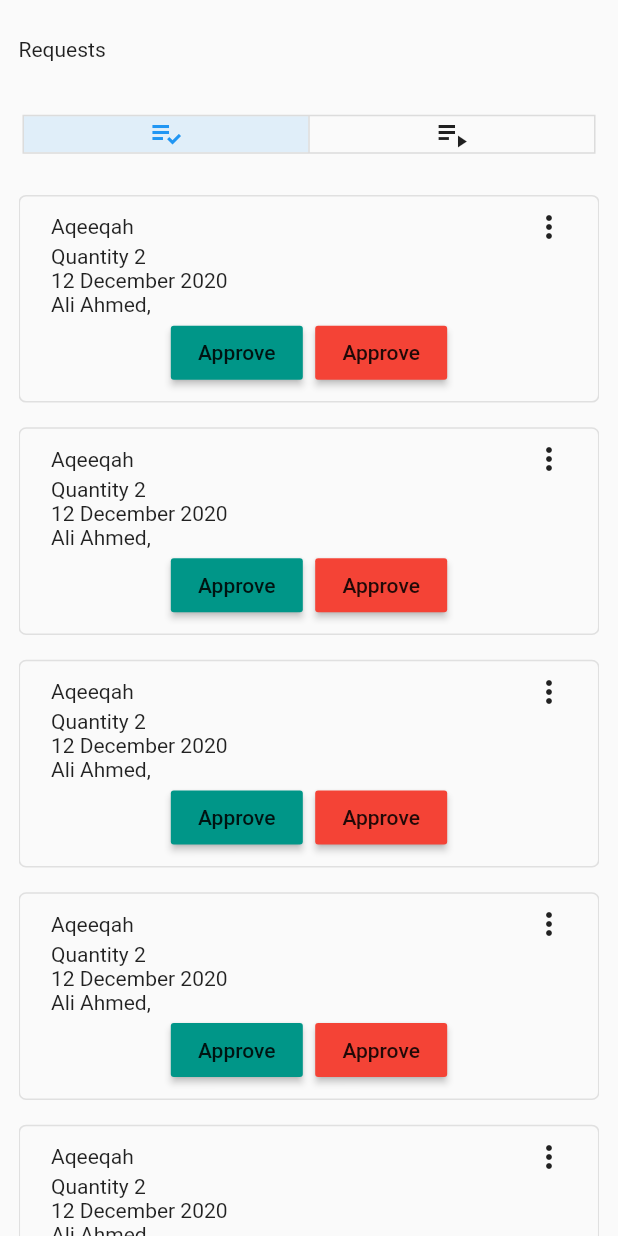
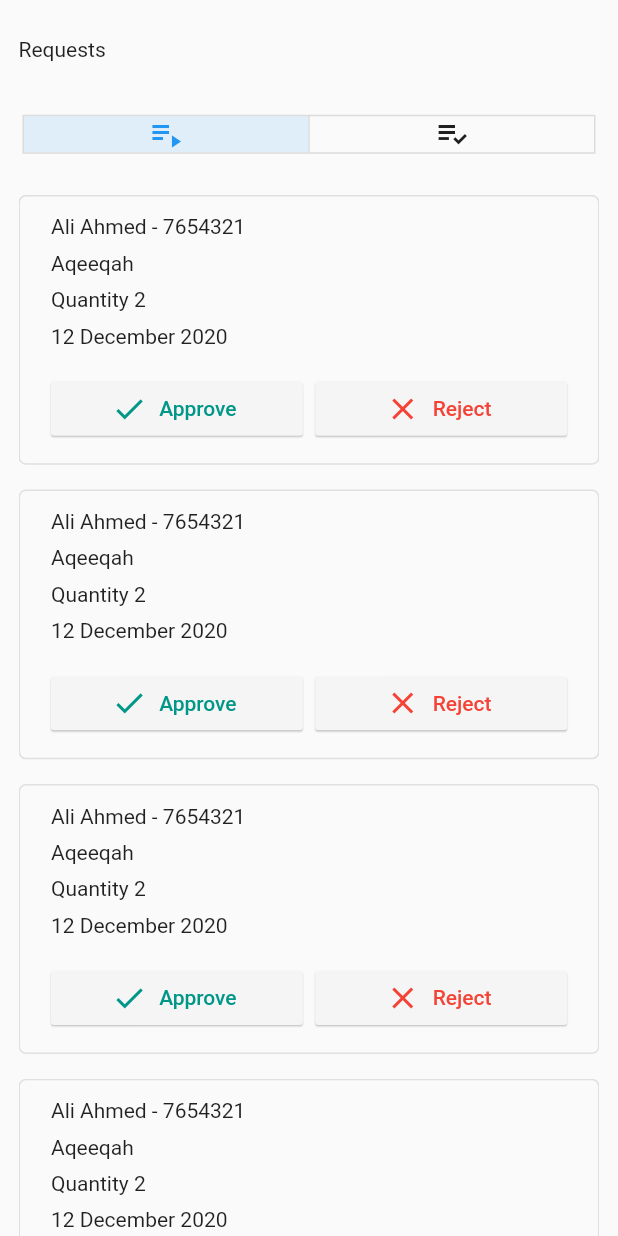
Before and after one commit to pharreX19/qurbani_app, a Flutter app: the Requests screen opened directly, on a phone screen of 412 x 824 dp. Run offline on Flutter 3.47's test engine with Material 2 defaults, Android fonts, the phone set to English and light mode, and no system bars; our stand-ins replace get, image_picker.

```diff
--- /dev/null
+++ b/lib/controllers/requests_controller.dart
@@ -0,0 +1,5 @@
+import 'package:get/get.dart';
+
+class RequestsController extends GetxController{
+
+}
--- /dev/null
+++ b/lib/screens/requests/request_approve_reject_button.dart
@@ -0,0 +1,21 @@
+import 'package:flutter/material.dart';
+
+class RequestApproveRejectButton extends StatelessWidget {
+  final String title;
+  final IconData icon;
+  final Color color;
+  final Function onPressed;
+
+  RequestApproveRejectButton({this.title, this.icon, this.color, this.onPressed});
+  @override
+  Widget build(BuildContext context) {
+    return Expanded(
+      child: RaisedButton.icon(
+        elevation: 0.5,
+        onPressed: (){},
+        icon: Icon(icon, color: color,),
+        label: Text(title, style: TextStyle(color: color),), color: Colors.grey[100],
+      )
+    );
+  }
+}
--- /dev/null
+++ b/lib/screens/requests/request_approve_reject_card.dart
@@ -0,0 +1,85 @@
+import 'package:flutter/material.dart';
+import 'package:qurbani/config/size_config.dart';
+import 'package:qurbani/screens/requests/request_approve_reject_button.dart';
+import 'package:qurbani/screens/requests/request_options_bottom_sheet.dart';
+
+class RequestApproveRejectCard extends StatelessWidget {
+  final bool isSelected;
+  final int index;
+
+  RequestApproveRejectCard({this.isSelected, this.index});
+
+  @override
+  Widget build(BuildContext context) {
+    return Stack(
+      children: [
+        Container(
+          margin: EdgeInsets.only(
+              bottom: SizeConfig.blockSizeVertical * 2,
+          ),
+          padding: EdgeInsets.symmetric(
+              vertical: SizeConfig.blockSizeHorizontal * 3,
+              horizontal: SizeConfig.blockSizeHorizontal * 5),
+          width: SizeConfig.blockSizeHorizontal * 100,
+          decoration: BoxDecoration(
+              borderRadius: BorderRadius.circular(5.0),
+              border: Border.all(color: Colors.grey[300])),
+          child: Column(
+            crossAxisAlignment: CrossAxisAlignment.start,
+            children: [
+              Text('Ali Ahmed - 7654321'),
+              SizedBox(
+                height: SizeConfig.blockSizeVertical * 1,
+              ),
+              Text('Aqeeqah'),
+              Padding(
+                padding: EdgeInsets.symmetric(
+                    vertical: SizeConfig.blockSizeVertical * 1),
+                child: Text('Quantity 2'),
+              ),
+              Text('12 December 2020'),
+              SizedBox(
+                height: SizeConfig.blockSizeVertical * 2,
+              ),
+              Row(
+                mainAxisAlignment: MainAxisAlignment.center,
+                children: [
+                  RequestApproveRejectButton(
+                      title: 'Approve',
+                      icon: Icons.check,
+                      color: Colors.teal,
+                      onPressed: () {}),
+                  SizedBox(
+                    width: SizeConfig.blockSizeHorizontal * 2,
+                  ),
+                  RequestApproveRejectButton(
+                      title: 'Reject',
+                      icon: Icons.close,
+                      color: Colors.red,
+                      onPressed: () {}),
+                ],
+              )
+            ],
+          ),
+        ),
+        Positioned(
+          right: -5,
+          top: 0,
+          child: isSelected ? Container() :
+          IconButton(
+            icon: Icon(Icons.more_vert),
+            onPressed: () {
+              showModalBottomSheet(
+                  shape: RoundedRectangleBorder(
+                    borderRadius: BorderRadius.circular(8.0)
+                  ),
+                  context: context, builder: (context){
+                return RequestOptionsBottomSheet();
+              });
+            },
+          ),
+        ),
+      ],
+    );
+  }
+}
--- a/lib/screens/requests/requests.dart
+++ b/lib/screens/requests/requests.dart
@@ -1,5 +1,7 @@
 import 'package:flutter/material.dart';
 import 'package:qurbani/config/size_config.dart';
+import 'package:qurbani/screens/requests/request_approve_reject_button.dart';
+import 'package:qurbani/screens/requests/request_approve_reject_card.dart';
 import 'package:qurbani/widgets/common/custom_app_bar.dart';
 import 'package:qurbani/widgets/common/main_layout.dart';
 
@@ -9,16 +11,23 @@ class Requests extends StatefulWidget {
 }
 
 class _RequestsState extends State<Requests> {
-
   List<Icon> _toggleButtonIcons = [
+    Icon(Icons.playlist_play),
     Icon(Icons.playlist_add_check),
-    Icon(Icons.playlist_play)
   ];
 
-  List<bool> _isSelected = [
-    true,
-    false
-  ];
+  List<bool> _isSelected = [true, false];
+
+  Widget _buildRequestList() {
+    return Expanded(
+      child: ListView.builder(
+        itemCount: 10,
+        itemBuilder: (context, int index) {
+          return RequestApproveRejectCard(isSelected: _isSelected[0], index: index);
+        },
+      ),
+    );
+  }
 
   @override
   Widget build(BuildContext context) {
@@ -30,17 +39,20 @@ class _RequestsState extends State<Requests> {
             crossAxisAlignment: CrossAxisAlignment.start,
             children: [
               Text('Requests'),
-              SizedBox(height: SizeConfig.blockSizeVertical * 3,),
+              SizedBox(
+                height: SizeConfig.blockSizeVertical * 3,
+              ),
               Center(
                 child: ToggleButtons(
                   constraints: BoxConstraints(
-                    maxHeight: SizeConfig.blockSizeVertical * 4,
-                    minWidth: SizeConfig.blockSizeHorizontal * 46
-                  ),
+                      maxHeight: SizeConfig.blockSizeVertical * 4,
+                      minWidth: SizeConfig.blockSizeHorizontal * 46),
                   children: _toggleButtonIcons,
                   onPressed: (int index) {
                     setState(() {
-                      for (int buttonIndex = 0; buttonIndex < _isSelected.length; buttonIndex++) {
+                      for (int buttonIndex = 0;
+                          buttonIndex < _isSelected.length;
+                          buttonIndex++) {
                         if (buttonIndex == index) {
                           _isSelected[buttonIndex] = true;
                         } else {
@@ -52,48 +64,8 @@ class _RequestsState extends State<Requests> {
                   isSelected: _isSelected,
                 ),
               ),
-              Expanded(
-                child: ListView.builder(
-                  itemCount: 5,
-                  itemBuilder: (context, int index){
-                    return Container(
-                      margin: EdgeInsets.only(bottom: SizeConfig.blockSizeVertical * 2, top: index == 0 ? SizeConfig.blockSizeVertical * 2 : 0),
-                      padding: EdgeInsets.symmetric(
-                        vertical: SizeConfig.blockSizeHorizontal * 2,
-                        horizontal: SizeConfig.blockSizeHorizontal * 5
-                      ),
-                      width: SizeConfig.blockSizeHorizontal * 100,
-                      decoration: BoxDecoration(
-                        borderRadius: BorderRadius.circular(5.0),
-                        border: Border.all(color: Colors.grey[300])
-                      ),
-                      child: Column(
-                        crossAxisAlignment: CrossAxisAlignment.start,
-                        children: [
-                          Row(
-                            mainAxisAlignment: MainAxisAlignment.spaceBetween,
-                            children: [
-                              Text('Aqeeqah'),
-                              Icon(Icons.more_vert),
-                            ],
-                          ),
-                          Text('Quantity 2'),
-                          Text('12 December 2020'),
-                          Text('Ali Ahmed, '),
-                          Row(
-                            mainAxisAlignment: MainAxisAlignment.center,
-                            children: [
-                              RaisedButton(onPressed: (){}, child: Text('Approve'), color: Colors.teal,),
-                              SizedBox(width: SizeConfig.blockSizeHorizontal * 2,),
-                              RaisedButton(onPressed: (){}, child: Text('Approve'), color: Colors.red,)
-                            ],
-                          )
-                        ],
-                      ),
-                    );
-                  },
-                ),
-              )
+              SizedBox(height: SizeConfig.blockSizeVertical * 2,),
+              _isSelected[0] ? _buildRequestList() : _buildRequestList(),
             ],
           ),
         ),
```
Also changed, not shown: lib/screens/requests/request_options_bottom_sheet.dart (added, +49 -0 lines), lib/screens/upload_images_videos.dart (added, +30 -0 lines).
